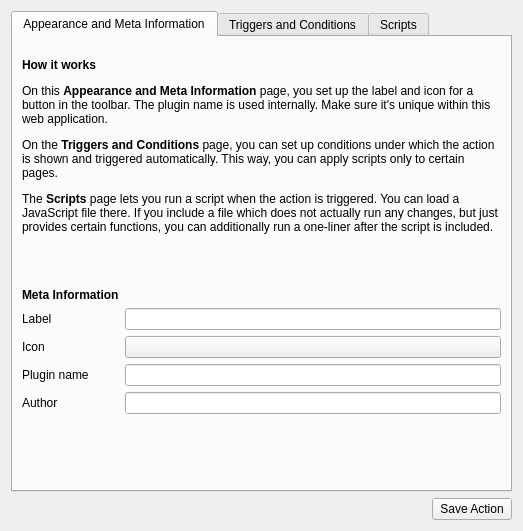
Old version of the form webappeditor/src/webappaction.ui in the repository KDE/silk.
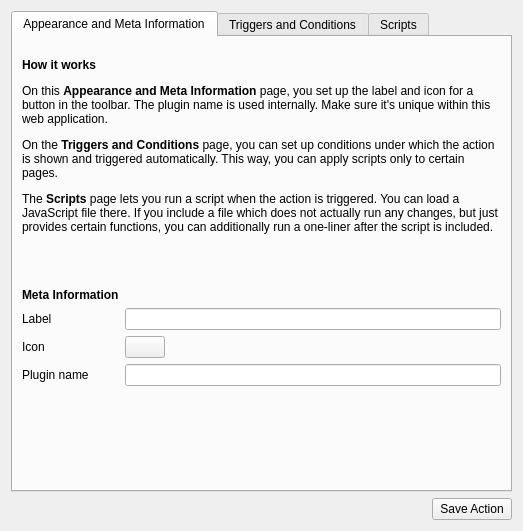
New version of the form. Custom widgets are drawn as their Qt base class.

What changed in the file:
```diff
--- a/webappeditor/src/webappaction.ui
+++ b/webappeditor/src/webappaction.ui
@@ -57,6 +57,9 @@
        </item>
        <item>
         <layout class="QFormLayout" name="formLayout_3">
+         <property name="fieldGrowthPolicy">
+          <enum>QFormLayout::ExpandingFieldsGrow</enum>
+         </property>
          <item row="0" column="0">
           <widget class="QLabel" name="label_6">
            <property name="minimumSize">
@@ -111,16 +114,6 @@
           <widget class="QLineEdit" name="pluginName"/>
          </item>
          <item row="4" column="0">
-          <widget class="QLabel" name="label_4">
-           <property name="text">
-            <string>Author</string>
-           </property>
-          </widget>
-         </item>
-         <item row="4" column="1">
-          <widget class="QLineEdit" name="author"/>
-         </item>
-         <item row="5" column="0">
           <spacer name="verticalSpacer">
            <property name="orientation">
             <enum>Qt::Vertical</enum>
```
